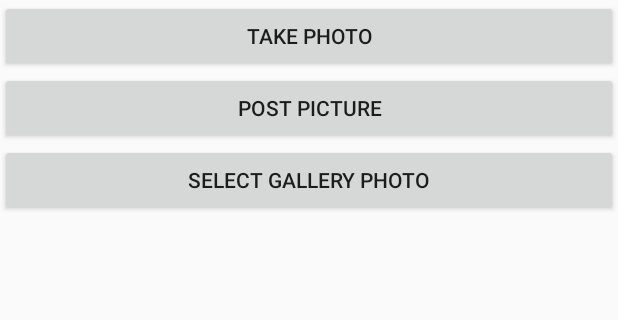
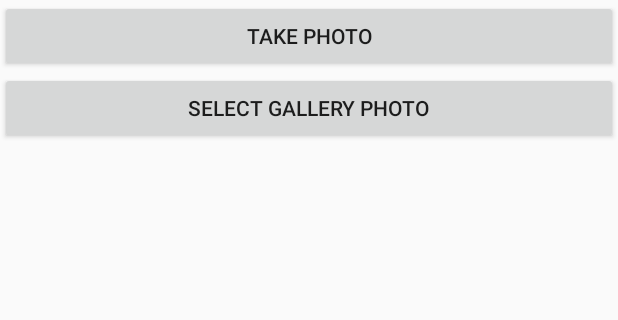
Before and after one commit to paulhise1/PicFeed, an Android app: the screen it shows after launch (PhotoPickerActivity), on a phone screen of 412 x 824 dp, the part 390-710 px from its top. Run offline under Robolectric (Android 15) with nearby library versions, the phone set to English and light mode, and no system bars.

Commit message:
made the Post button invisible when there is no picture.  Moved button underneath the returned bitmap image.

```diff
--- a/app/src/main/res/layout/activity_photo_picker.xml
+++ b/app/src/main/res/layout/activity_photo_picker.xml
@@ -31,12 +31,6 @@
         android:layout_height="wrap_content" />
 
     <Button
-        android:id="@+id/postPictureButton"
-        android:text="Post Picture"
-        android:layout_width="match_parent"
-        android:layout_height="wrap_content" />
-
-    <Button
         android:id="@+id/selectFromGalleryButton"
         android:text="Select Gallery Photo"
         android:layout_width="match_parent"
@@ -45,8 +39,13 @@
     <ImageView
         android:id="@+id/photoView"
         android:layout_width="match_parent"
+        android:layout_height="wrap_content" />
+
+    <Button
+        android:id="@+id/postPictureButton"
+        android:text="Post Picture"
+        android:layout_width="match_parent"
         android:layout_height="wrap_content"
-        android:adjustViewBounds="true" />
-
+        android:visibility="gone" />
 
 </LinearLayout>
```
Also changed, not shown: app/src/main/java/paulhise/picfeed/PhotoPickerActivity.java (+14 -2 lines).
